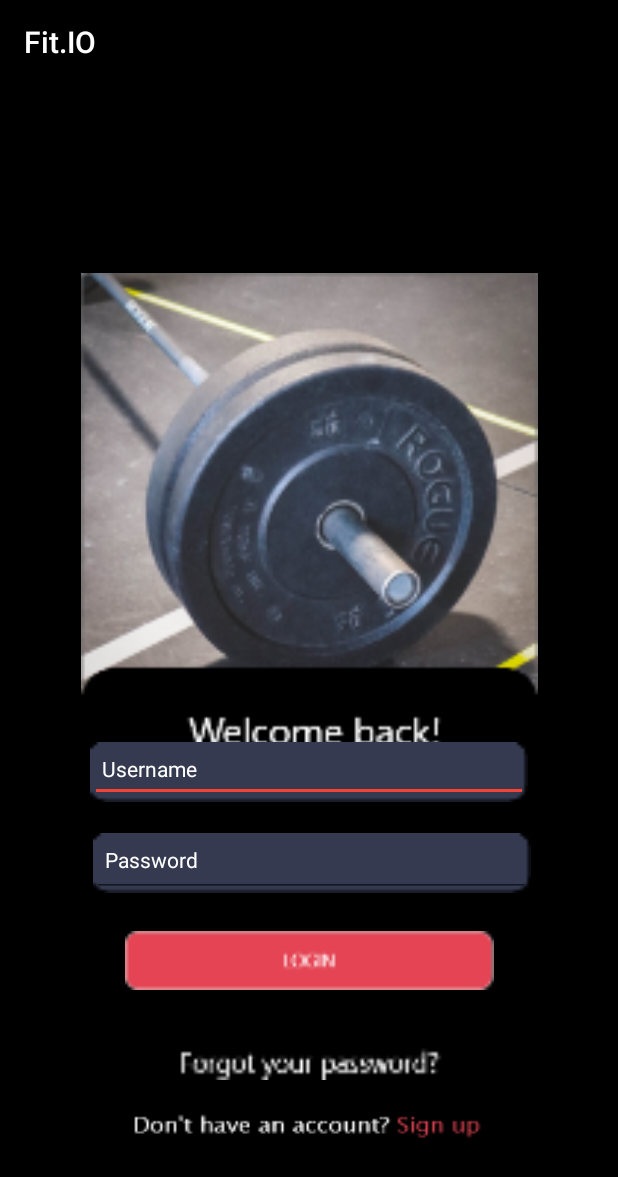
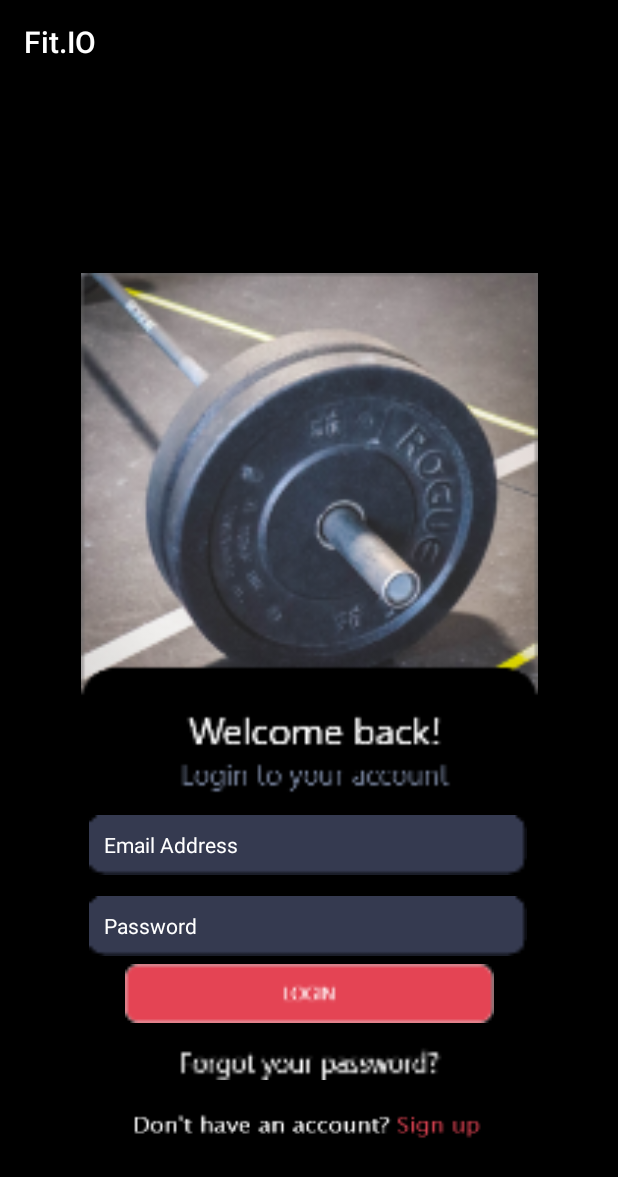
Before and after one commit to Blak3Nick/UMGC.Team3, an Android app: the screen it shows after launch (LoginActivity), on a phone screen of 412 x 824 dp. Shown: the top 1177 px of the screen. Run offline under Robolectric (Android 15) with nearby library versions, the phone set to English and light mode, and no system bars; our stand-ins replace Firebase (no records; nobody signed in at launch, a user with empty details on screens opened directly).

Commit message:
Fixed the formatting of the login page

```diff
--- a/app/src/main/java/com/example/umgcteam3/LoginActivity.java
+++ b/app/src/main/java/com/example/umgcteam3/LoginActivity.java
@@ -83,7 +83,7 @@
                             startActivity(new Intent(getApplicationContext(), MainActivity.class));
                         }else {
                             Toast.makeText(LoginActivity.this, "Error ! " + task.getException().getMessage(), Toast.LENGTH_SHORT).show();
-//                            progressBar.setVisibility(View.GONE);
+                            System.out.println("Incorrect password...");
                         }
                     }
                 });
--- a/app/src/main/res/layout/activity_login.xml
+++ b/app/src/main/res/layout/activity_login.xml
@@ -38,27 +38,54 @@
         app:srcCompat="@drawable/mainbackground" />
 
     <!-- EMAIL Button  [action] -->
-    <TextView
-        android:id="@+id/emailText"
-        android:layout_width="292dp"
-        android:layout_height="40dp"
-        android:background="@drawable/textfield"
-        android:ems="14"
-        android:hint="Username"
-        android:padding="8dp"
-        android:textColor="@color/colorText"
-        android:textColorHint="#FFFFFF"
-        app:layout_constraintBottom_toBottomOf="@+id/imageView"
-        app:layout_constraintEnd_toEndOf="parent"
-        app:layout_constraintStart_toStartOf="parent"
-        app:layout_constraintTop_toTopOf="parent"
-        app:layout_constraintVertical_bias="0.603" />
+<!--    <TextView-->
+<!--        android:id="@+id/emailText"-->
+<!--        android:layout_width="292dp"-->
+<!--        android:layout_height="40dp"-->
+<!--        android:background="@drawable/textfield"-->
+<!--        android:ems="14"-->
+<!--        android:hint="Username"-->
+<!--        android:padding="8dp"-->
+<!--        android:textColor="@color/colorText"-->
+<!--        android:textColorHint="#FFFFFF"-->
+<!--        app:layout_constraintBottom_toBottomOf="@+id/imageView"-->
+<!--        app:layout_constraintEnd_toEndOf="parent"-->
+<!--        app:layout_constraintStart_toStartOf="parent"-->
+<!--        app:layout_constraintTop_toTopOf="parent"-->
+<!--        app:layout_constraintVertical_bias="0.603" />-->
+
+    <!-- Login Button [action] -->
+
+    <!-- PASSWORD Field -->
+<!--    <TextView-->
+<!--        android:id="@+id/passwordText"-->
+<!--        android:layout_width="292dp"-->
+<!--        android:layout_height="40dp"-->
+<!--        android:background="@drawable/textfield"-->
+<!--        android:ems="14"-->
+<!--        android:hint="Password"-->
+<!--        android:padding="8dp"-->
+<!--        android:textColor="@color/colorText"-->
+<!--        android:textColorHint="#FFFFFF"-->
+<!--        app:layout_constraintBottom_toBottomOf="@+id/imageView"-->
+<!--        app:layout_constraintEnd_toEndOf="parent"-->
+<!--        app:layout_constraintHorizontal_bias="0.518"-->
+<!--        app:layout_constraintStart_toStartOf="parent"-->
+<!--        app:layout_constraintTop_toTopOf="parent"-->
+<!--        app:layout_constraintVertical_bias="0.686" />-->
+
+
+    <!-- GUIDELINES FOR OBJECT CONSTRAINS -->
 
     <EditText
         android:id="@+id/Email"
         android:layout_width="292dp"
         android:layout_height="40dp"
+        android:layout_marginTop="120dp"
+        android:background="@drawable/textfield"
+        android:drawablePadding="-15sp"
         android:ems="14"
+        android:hint="Email Address"
         android:inputType="textEmailAddress"
         android:padding="10dp"
         android:textColor="#FFFFFF"
@@ -66,58 +93,39 @@
         android:textSize="14sp"
         app:layout_constraintBottom_toBottomOf="@+id/imageView"
         app:layout_constraintEnd_toEndOf="parent"
+        app:layout_constraintHorizontal_bias="0.495"
         app:layout_constraintStart_toStartOf="parent"
-        app:layout_constraintTop_toTopOf="parent"
-        app:layout_constraintVertical_bias="0.603" />
-
-    <!-- Login Button [action] -->
-
-    <!-- PASSWORD Field -->
-    <TextView
-        android:id="@+id/passwordText"
-        android:layout_width="292dp"
-        android:layout_height="40dp"
-        android:background="@drawable/textfield"
-        android:ems="14"
-        android:hint="Password"
-        android:padding="8dp"
-        android:textColor="@color/colorText"
-        android:textColorHint="#FFFFFF"
-        app:layout_constraintBottom_toBottomOf="@+id/imageView"
-        app:layout_constraintEnd_toEndOf="parent"
-        app:layout_constraintHorizontal_bias="0.518"
-        app:layout_constraintStart_toStartOf="parent"
-        app:layout_constraintTop_toTopOf="parent"
-        app:layout_constraintVertical_bias="0.686" />
-
-
+        app:layout_constraintTop_toTopOf="@+id/imageView" />
 
     <EditText
         android:id="@+id/password"
         android:layout_width="292dp"
         android:layout_height="40dp"
         android:layout_marginStart="16dp"
-        android:layout_marginTop="8dp"
+        android:layout_marginLeft="16dp"
         android:layout_marginEnd="16dp"
+        android:background="@drawable/textfield"
+        android:drawablePadding="-15sp"
         android:ems="10"
+        android:hint="Password"
         android:inputType="textPassword"
         android:padding="10dp"
         android:textColor="#FFFFFF"
         android:textColorHint="#FFFFFF"
+
         android:textSize="14sp"
-
         app:layout_constraintBottom_toBottomOf="@+id/imageView"
         app:layout_constraintEnd_toEndOf="parent"
-        app:layout_constraintHorizontal_bias="0.518"
+        app:layout_constraintHorizontal_bias="0.494"
         app:layout_constraintStart_toStartOf="parent"
-        app:layout_constraintTop_toTopOf="parent"
-        app:layout_constraintVertical_bias="0.686" />
+        app:layout_constraintTop_toBottomOf="@+id/Email"
+        app:layout_constraintVertical_bias="0.069" />
 
-    <!-- GUIDELINES FOR OBJECT CONSTRAINS -->
     <Button
         android:id="@+id/loginBtn"
         android:layout_width="246dp"
         android:layout_height="39dp"
+        android:layout_marginTop="18dp"
         android:background="@drawable/button"
         android:padding="8dp"
         android:textColor="@color/colorText"
@@ -127,7 +135,7 @@
         app:layout_constraintEnd_toEndOf="parent"
         app:layout_constraintStart_toStartOf="@+id/guideline2"
         app:layout_constraintTop_toTopOf="parent"
-        app:layout_constraintVertical_bias="0.775"/>
+        app:layout_constraintVertical_bias="0.8" />
 
     <TextView
         android:id="@+id/forgotPassword"
```
Also changed, not shown: app/src/main/AndroidManifest.xml (+1 -23 lines), app/src/main/res/layout/activity_register.xml (+0 -36 lines).
